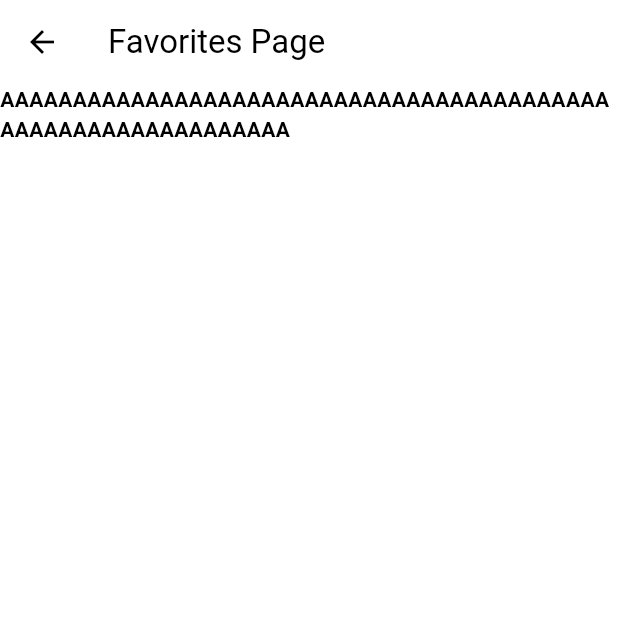
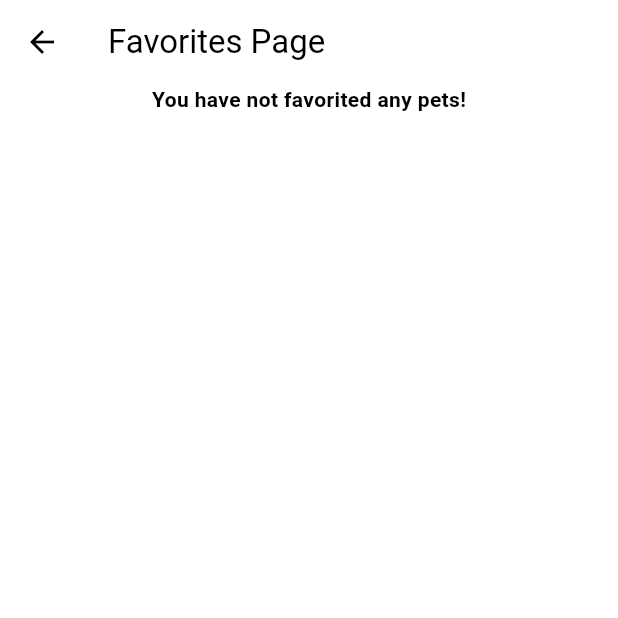
Before and after one commit to bsu-cs222/final_project_petfinder, a Flutter app: the FavoritesPage screen opened directly, on a phone screen of 412 x 824 dp, the top half of it. Run offline on Flutter 3.47's test engine with Material 3 defaults, Android fonts, the phone set to English and light mode, and no system bars; our stand-ins replace flutter_dotenv.

Commit message:
Changed Textspan favorites Text

```diff
--- a/lib/main.dart
+++ b/lib/main.dart
@@ -421,7 +421,7 @@ class FavoritesPageState extends State<FavoritesPage> {
                 children: <TextSpan>[
                   TextSpan(
                       text:
-                      'AAAAAAAAAAAAAAAAAAAAAAAAAAAAAAAAAAAAAAAAAAAAAAAAAAAAAAAAAAAAAA',
+                      'You have not favorited any pets!',
                       style: TextStyle(fontWeight: FontWeight.bold)),
                 ],
               ),
```
